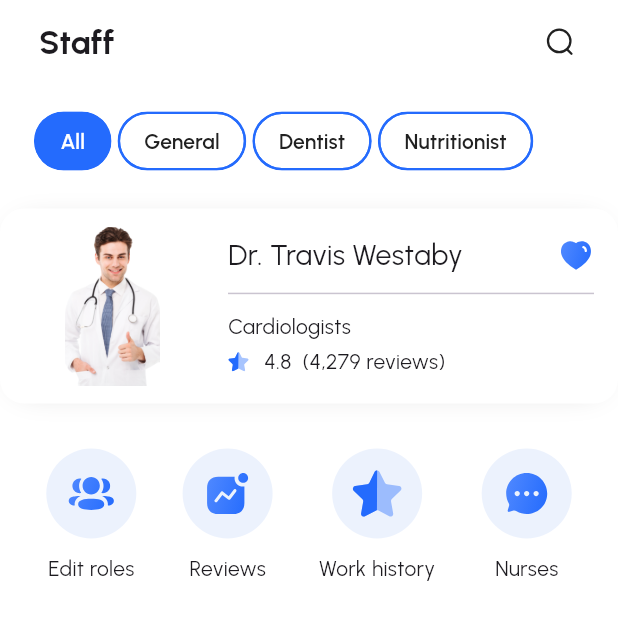
After one commit to Ibrohim0344/capsule_release, a Flutter app: the DoctorStaffPage screen opened directly, on a phone screen of 412 x 824 dp. The commit adds this screen. Shown: the top 620 px of the screen. Run offline on Flutter 3.47's test engine with Material 3 defaults, Android fonts, the light colour scheme and no system bars; our stand-ins replace carousel_slider, firebase_auth, firebase_core, firebase_database, firebase_messaging, flutter_local_notifications and 9 more; accounts and stored records are empty; project files that could hold a hidden picture were left out.

Commit message:
Department and staff finished

```diff
--- a/lib/src/common/constants/app_icons.dart
+++ b/lib/src/common/constants/app_icons.dart
@@ -31,6 +31,7 @@ abstract class AppIcons {
   static const twitter = "assets/icons/ic_twitter.svg";
   static const instagram = "assets/icons/ic_instagram.svg";
   static const expTrailing = "assets/icons/ic_exp_trailing.svg";
+  static const favorite2 = "assets/images/ic_like_fill.svg";
 
 
   //ProfilePage
--- a/lib/src/doctors_screen/booking/booking_page.dart
+++ b/lib/src/doctors_screen/booking/booking_page.dart
@@ -128,11 +128,12 @@ class _BookingPageState extends State<BookingPage> {
                   isTrialing: false,
                   iconPath: financeIcons[index],
                   title: financeTitles[index],
+                  onSelectFilter: (filter) {},
                   onTap: () => Navigator.of(context).push(
                     MaterialPageRoute(
                       builder: (context) => navigators[index],
                     ),
-                  ),
+                  ), isAdded: false,
                 ),
               ),
             ],
--- /dev/null
+++ b/lib/src/doctors_screen/doctor_staf_page/doctor_staf.dart
@@ -0,0 +1,179 @@
+import 'package:flutter/material.dart';
+import 'package:flutter_svg/flutter_svg.dart';
+
+import '../../common/constants/app_colors.dart';
+import '../../common/constants/app_icons.dart';
+import '../../common/constants/app_images.dart';
+import '../../common/utils/custom_shadow.dart';
+import '../../features/main/help_center/help_center.dart';
+import '../../features/main/home/components/action_chip.dart';
+import 'widget/buttom_widget.dart';
+
+class DoctorStaffPage extends StatefulWidget {
+  const DoctorStaffPage({
+    super.key,
+  });
+
+  @override
+  State<DoctorStaffPage> createState() => _DoctorStaffPageState();
+}
+
+class _DoctorStaffPageState extends State<DoctorStaffPage> {
+  List<QuestionType> categories = [
+    QuestionType(categoryName: "All"),
+    QuestionType(categoryName: "General"),
+    QuestionType(categoryName: "Dentist"),
+    QuestionType(categoryName: "Nutritionist"),
+  ];
+
+  void selectCategories(int value) {
+    for (int i = 0; i < categories.length; i++) {
+      if (i == value) {
+        categories[i].isSelected = true;
+      } else {
+        categories[i].isSelected = false;
+      }
+    }
+    setState(() {});
+  }
+
+  @override
+  void initState() {
+    categories[0].isSelected = true;
+    super.initState();
+  }
+
+  @override
+  Widget build(BuildContext context) {
+    final size = MediaQuery.sizeOf(context);
+    return DefaultTabController(
+      length: 2,
+      child: Scaffold(
+        backgroundColor: AppColors.whiteColor,
+        appBar: AppBar(
+          actions: [
+            Padding(
+              padding: const EdgeInsets.only(right: 15),
+              child: IconButton(
+                onPressed: () {},
+                icon: SvgPicture.asset(
+                  AppIcons.search,
+                  color: AppColors.black,
+                ),
+              ),
+            )
+          ],
+          backgroundColor: AppColors.white,
+          surfaceTintColor: AppColors.white,
+          title: const Text(
+            "Staff",
+            style: TextStyle(
+              fontWeight: FontWeight.w700,
+            ),
+          ),
+          leadingWidth: 10,
+          leading: const SizedBox.shrink(),
+        ),
+        body: Padding(
+          padding: const EdgeInsets.symmetric(vertical: 8),
+          child: TabBarView(
+            children: [
+              ListView(
+                children: [
+                  Padding(
+                    padding: EdgeInsets.only(left: size.width * .05),
+                    child: MyActionChip(
+                      categories: categories,
+                      onPressed: selectCategories,
+                    ),
+                  ),
+                  const SizedBox(height: 15),
+                  SizedBox(
+                    width: double.infinity,
+                    height: 130,
+                    child: DecoratedBox(
+                      decoration: const BoxDecoration(
+                        color: AppColors.white,
+                        boxShadow: <BoxShadow>[
+                          CustomShadow.shadow,
+                        ],
+                        borderRadius: BorderRadius.all(Radius.circular(16)),
+                      ),
+                      child: Padding(
+                        padding: const EdgeInsets.all(12),
+                        child: Row(
+                          children: [
+                            Expanded(
+                              child: Image(
+                                image: AssetImage(AppImages.doctor2),
+                              ),
+                            ),
+                            const SizedBox(width: 10),
+                            Expanded(
+                              flex: 2,
+                              child: Padding(
+                                padding: const EdgeInsets.all(4),
+                                child: Column(
+                                  crossAxisAlignment: CrossAxisAlignment.start,
+                                  mainAxisAlignment:
+                                      MainAxisAlignment.spaceAround,
+                                  children: [
+                                    Row(
+                                      mainAxisAlignment:
+                                          MainAxisAlignment.spaceBetween,
+                                      children: [
+                                        SizedBox(
+                                          width: size.width * 0.45,
+                                          child: const Text(
+                                            "Dr. Travis Westaby",
+                                            style: TextStyle(
+                                              fontSize: 19,
+                                              overflow: TextOverflow.ellipsis,
+                                            ),
+                                          ),
+                                        ),
+                                        SvgPicture.asset(AppIcons.favorite2),
+                                      ],
+                                    ),
+                                    const Divider(),
+                                    const Text(
+                                      "Cardiologists",
+                                      style: TextStyle(
+                                          overflow: TextOverflow.ellipsis),
+                                    ),
+                                    Row(
+                                      children: [
+                                        Padding(
+                                          padding:
+                                              const EdgeInsets.only(right: 10),
+                                          child:
+                                              SvgPicture.asset(AppIcons.star),
+                                        ),
+                                        const Text("4.8  (4,279 reviews)"),
+                                      ],
+                                    ),
+                                  ],
+                                ),
+                              ),
+                            ),
+                          ],
+                        ),
+                      ),
+                    ),
+                  ),
+                  const SizedBox(height: 30),
+                  Row(
+                    mainAxisAlignment: MainAxisAlignment.spaceEvenly,
+                    children: [
+                      for (int i = 0; i < 4; i++) RoundedBox(index: i),
+                    ],
+                  )
+                ],
+              ),
+            ],
+          ),
+        ),
+      ),
+    );
+  }
+}
--- /dev/null
+++ b/lib/src/doctors_screen/doctor_staf_page/widget/buttom_widget.dart
@@ -0,0 +1,71 @@
+import 'package:flutter/material.dart';
+import 'package:flutter_svg/flutter_svg.dart';
+
+import '../../../common/constants/app_icons.dart';
+import '../../team/widgets/doctor_reviews.dart';
+import '../../team/widgets/doctor_settings.dart';
+import '../../team/widgets/doctor_work_history.dart';
+import '../doctor_nurses_page.dart';
+
+class RoundedBox extends StatelessWidget {
+  final int index;
+
+  RoundedBox({super.key, required this.index});
+
+  List<String> imagePaths = [
+    AppIcons.icUsers,
+    AppIcons.icRating,
+    AppIcons.star,
+    AppIcons.icComment,
+  ];
+
+  List<String> title = [
+    "Edit roles",
+    "Reviews",
+    "Work history",
+    "Nurses",
+  ];
+
+  List<Widget> pages = [
+    const DoctorSettings(),
+    const DoctorReviewPage(),
+    const DoctorWorkHistory(),
+    const DoctorNursesPage()
+  ];
+
+  @override
+  Widget build(BuildContext context) {
+    return Column(
+      children: [
+        GestureDetector(
+          onTap: () {
+            if (index >= 0 && index < pages.length) {
+              Navigator.push(context,
+                  MaterialPageRoute(builder: (context) => pages[index]));
+            }
+          },
+          child: SizedBox(
+            height: 60,
+            width: 60,
+            child: DecoratedBox(
+              decoration: const BoxDecoration(
+                borderRadius: BorderRadius.all(Radius.circular(100)),
+                color: Color(0xFFECF2FD),
+              ),
+              child: Padding(
+                padding: const EdgeInsets.all(13),
+                child: SvgPicture.asset(
+                  imagePaths[index],
+                ),
+              ),
+            ),
+          ),
+        ),
+        const SizedBox(height: 10),
+        Row(
+          children: [Text(title[index])],
+        )
+      ],
+    );
+  }
+}
```
Also changed, not shown: lib/src/doctors_screen/doctor_staf_page/doctor_nurses_page.dart (added, +50 -0 lines), lib/src/doctors_screen/doctor_staf_page/widget/custom_nurses_widget.dart (added, +86 -0 lines), lib/src/doctors_screen/team/team_page.dart (+26 -24 lines), lib/src/doctors_screen/team/widgets/department_widgets.dart (+24 -11 lines), lib/src/doctors_screen/team/widgets/doctor_reviews.dart (added, +66 -0 lines), lib/src/doctors_screen/team/widgets/doctor_settings.dart (added, +77 -0 lines), lib/src/doctors_screen/team/widgets/doctor_work_history.dart (added, +24 -0 lines).
